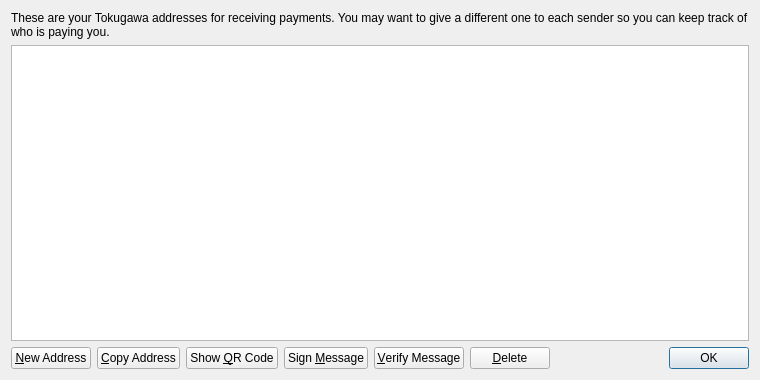
Before: the Qt Designer form src/qt/forms/addressbookpage.ui in braveonesgit/Harvestcoin, drawn with Qt 5.
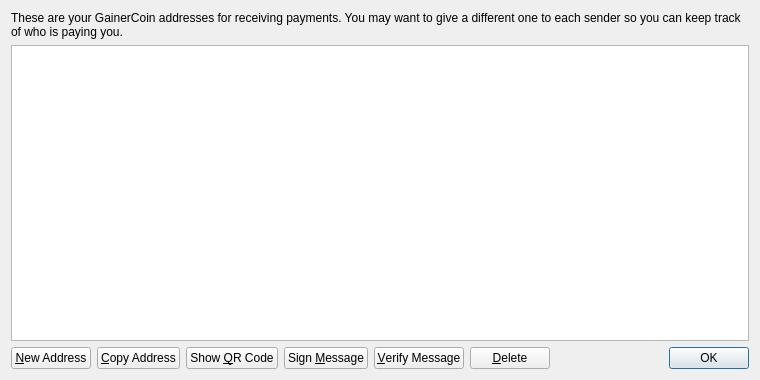
After: the same form once the commit is applied.

Commit message: second commit Tokugawa to gainercoin

Patch:
```diff
--- a/src/qt/forms/addressbookpage.ui
+++ b/src/qt/forms/addressbookpage.ui
@@ -17,7 +17,7 @@
    <item>
     <widget class="QLabel" name="labelExplanation">
      <property name="text">
-      <string>These are your Tokugawa addresses for receiving payments. You may want to give a different one to each sender so you can keep track of who is paying you.</string>
+      <string>These are your GainerCoin addresses for receiving payments. You may want to give a different one to each sender so you can keep track of who is paying you.</string>
      </property>
      <property name="textFormat">
       <enum>Qt::PlainText</enum>
```
Left out of the diff: 4 changed lines with no effect on the pictures. The commit also changes 241 other files.
